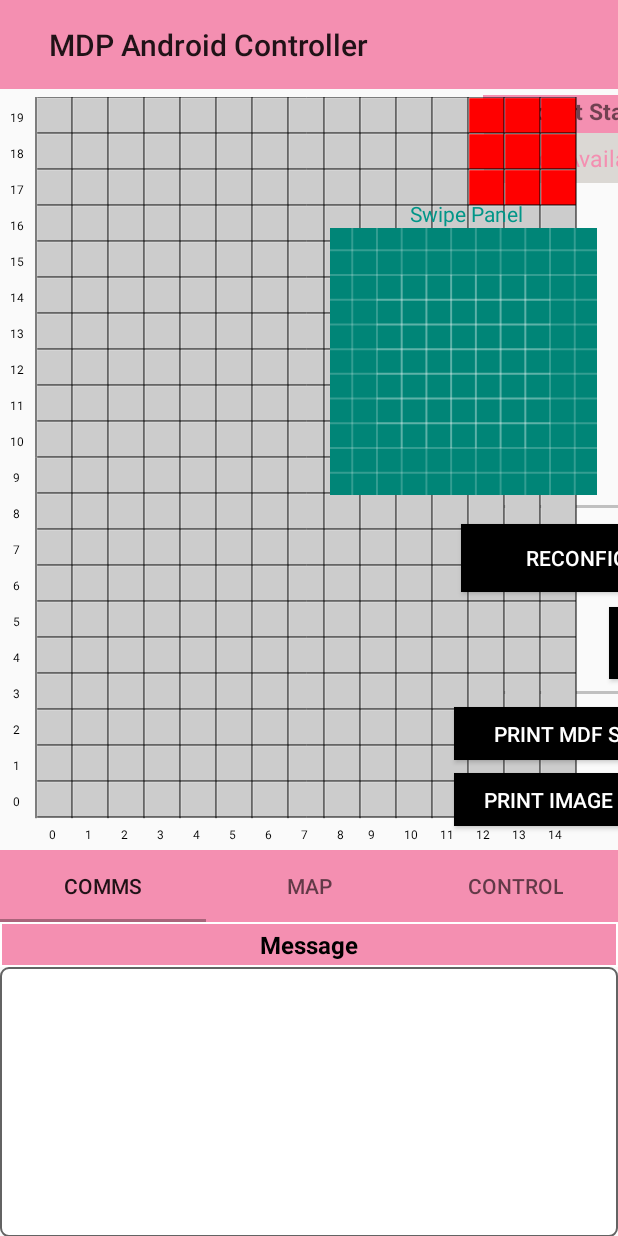
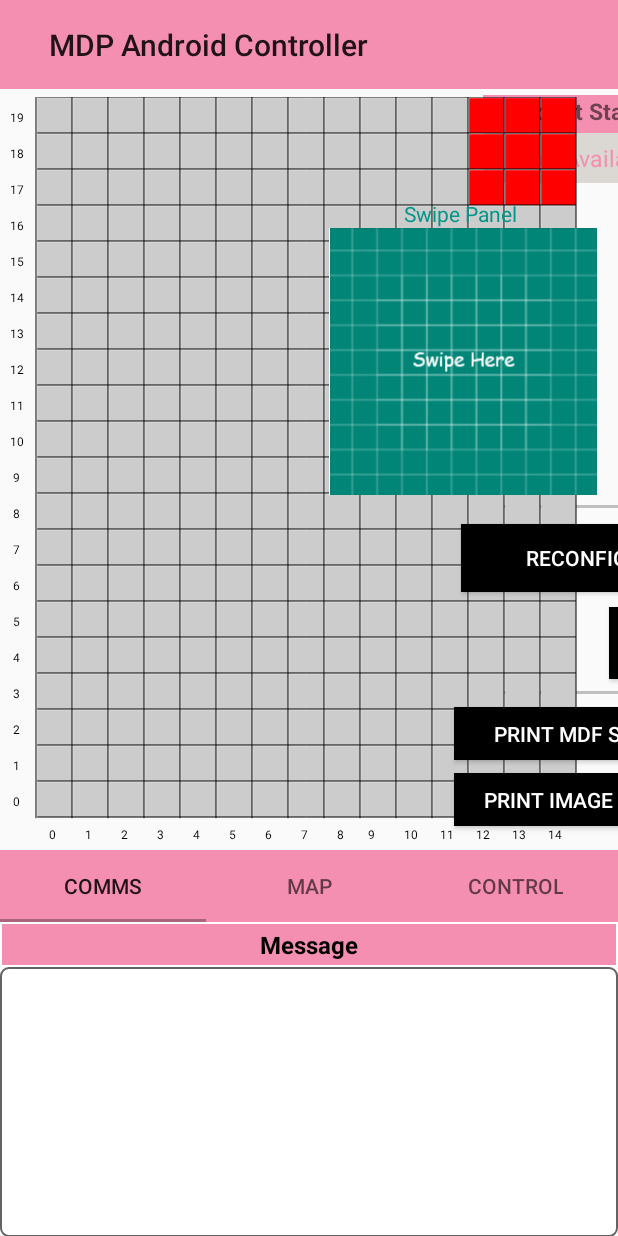
Before and after one commit to Appleboyy/MDP-Andriod-Project, an Android app: the screen it shows after launch (MainActivity), on a phone screen of 412 x 824 dp. Run offline under Robolectric (Android 15) with nearby library versions, the phone set to English and light mode, and no system bars; 1 statement that could not run was skipped.

Commit message:
fix minor changes

```diff
--- a/app/src/main/java/com/example/MDP_Android/MainActivity.java
+++ b/app/src/main/java/com/example/MDP_Android/MainActivity.java
@@ -283,7 +283,7 @@ public class MainActivity extends AppCompatActivity {
             byte[] bytes = message.getBytes(Charset.defaultCharset());
             BluetoothConnectionService.write(bytes);
         }
-        editor.putString("message", CommsFragment.getMessageReceivedTextView().getText() + "\n" + message);
+        editor.putString("message", CommsFragment.getMessageReceivedTextView().getText() + "\n\n" + message);
         editor.commit();
         refreshMessageReceived();
         showLog("Exiting printMessage");
@@ -303,7 +303,7 @@ public class MainActivity extends AppCompatActivity {
                 message = "Unexpected printMessage by: " + name;
                 break;
         }
-        editor.putString("message", CommsFragment.getMessageReceivedTextView().getText() + "\n" + message);
+        editor.putString("message", CommsFragment.getMessageReceivedTextView().getText() + "\n\n" + message);
         editor.commit();
         refreshMessageReceived();
         if (BluetoothConnectionService.BluetoothConnectionStatus == true) {
--- a/app/src/main/res/layout/activity_main.xml
+++ b/app/src/main/res/layout/activity_main.xml
@@ -208,19 +208,20 @@
                 android:layout_marginTop="30dp"
                 android:layout_marginEnd="13dp"
                 android:layout_marginRight="13dp"
+                android:background="#FFFFFF"
                 app:layout_constraintBottom_toBottomOf="@+id/view"
                 app:layout_constraintEnd_toEndOf="parent"
                 app:layout_constraintTop_toBottomOf="@+id/robotStatusTextView"
                 app:layout_constraintVertical_bias="0.0"
-                app:srcCompat="@drawable/ic_launcher_background" />
+                app:srcCompat="@drawable/swipe_bg" />
 
             <TextView
                 android:id="@+id/textView"
                 android:layout_width="wrap_content"
                 android:layout_height="wrap_content"
                 android:layout_marginTop="6dp"
-                android:layout_marginEnd="60dp"
-                android:layout_marginRight="60dp"
+                android:layout_marginEnd="64dp"
+                android:layout_marginRight="64dp"
                 android:text="Swipe Panel "
                 android:textColor="@color/colorGreen"
                 app:layout_constraintBottom_toTopOf="@+id/swipeGestureView"
```
Also changed, not shown: app/src/main/res/drawable/swipe_bg.png (added).
